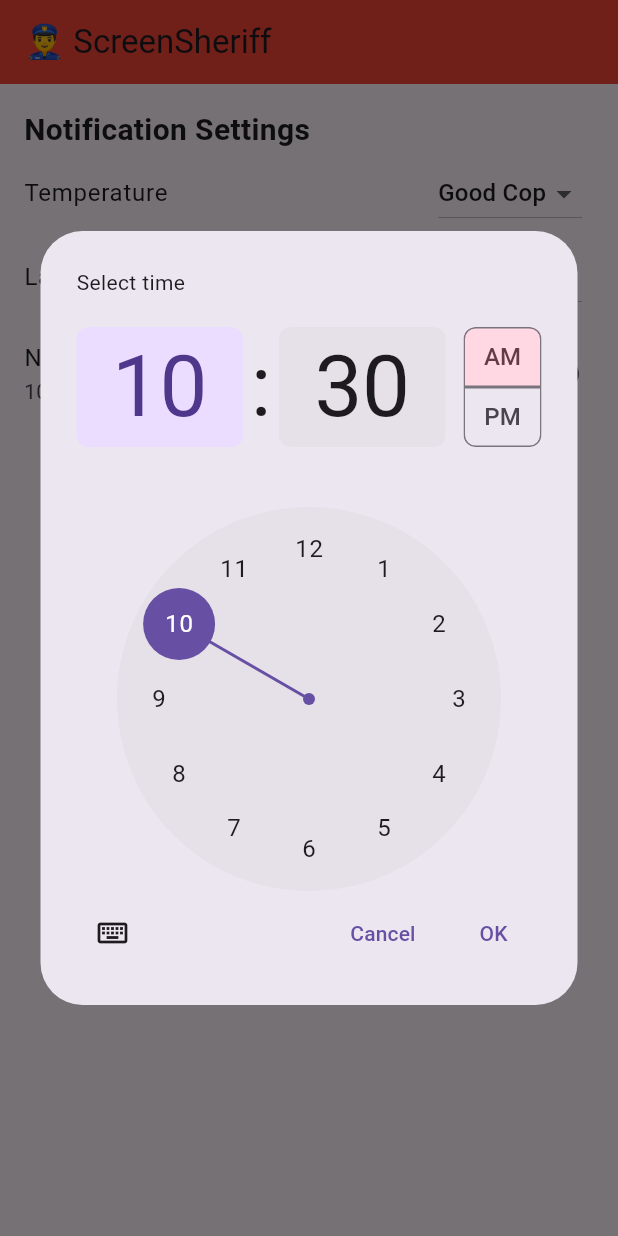
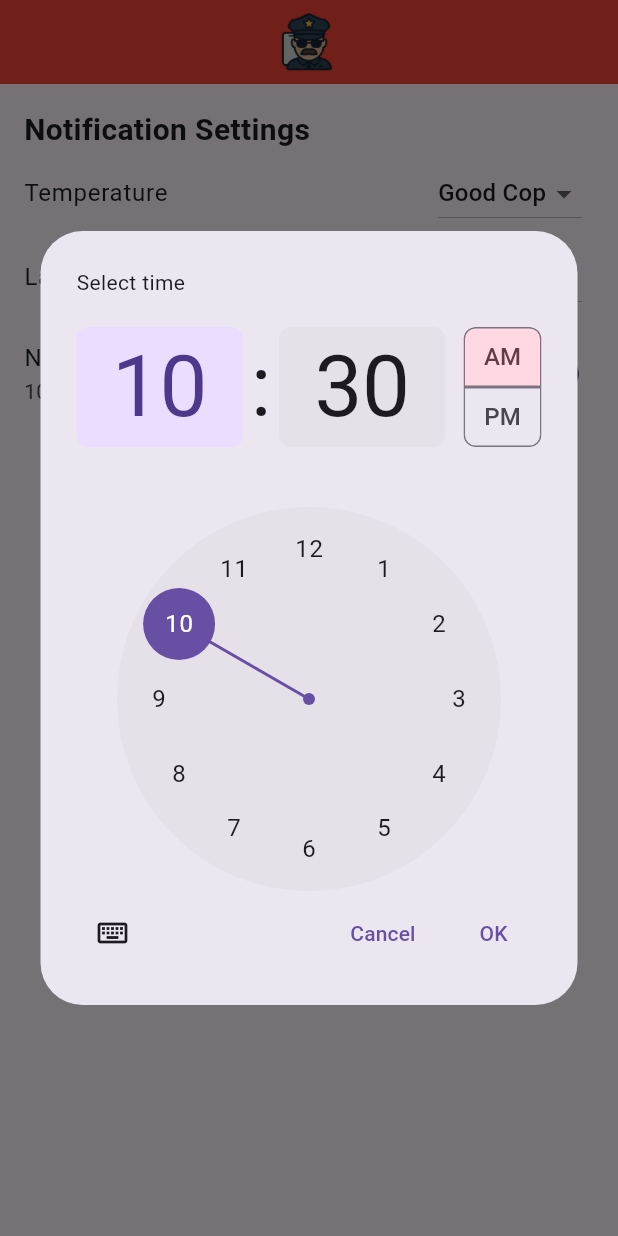
Before and after one commit to fadrny/ScreenSheriff, a Flutter app: the screen it shows after launch, after a tap on "Notification Time", on a phone screen of 412 x 824 dp. Run offline on Flutter 3.47's test engine with Material 3 defaults, Android fonts, the phone set to English and light mode, and no system bars; our stand-ins replace flutter_local_notifications, google_generative_ai, permission_handler, shared_preferences; missing offline and left inert: app_usage.

Commit message:
feat: Enhance app with settings persistence and UI improvements
- Added `shared_preferences` to persist user settings (temperature, language, notification time).
- Implemented loading and saving of settings in `SharedPreferences`.
- Updated UI to reflect saved settings on app start.
- Added ScreenSheriff logo to the app bar.
- Fixed app orientation to portrait mode.

```diff
--- a/lib/main.dart
+++ b/lib/main.dart
@@ -3,7 +3,9 @@ import 'package:flutter/material.dart';
 import 'utils.dart';
 import 'ai_helper.dart';
 import 'package:app_usage/app_usage.dart';
-import 'notification_service.dart'; // Import the notification service
+import 'notification_service.dart';
+import 'package:shared_preferences/shared_preferences.dart';
+import 'package:flutter/services.dart';
 
 void main() => runApp(ScreenSheriffApp());
 
@@ -39,8 +41,30 @@ class ScreenSheriffAppState extends State<ScreenSheriff> {
   @override
   void initState() {
     super.initState();
+    _loadSettings(); // Load settings when the app starts
     requestNotificationPermissions();
     initializeNotifications();
+  }
+
+  // Load settings from SharedPreferences
+  Future<void> _loadSettings() async {
+    final prefs = await SharedPreferences.getInstance();
+    setState(() {
+      _temperature = Temperature.values[prefs.getInt('temperature') ?? Temperature.goodCop.index];
+      _language = Language.values[prefs.getInt('language') ?? Language.czech.index];
+      int hour = prefs.getInt('notificationHour') ?? TimeOfDay.now().hour;
+      int minute = prefs.getInt('notificationMinute') ?? TimeOfDay.now().minute;
+      _notificationTime = TimeOfDay(hour: hour, minute: minute);
+    });
+  }
+
+  // Save settings to SharedPreferences
+  Future<void> _saveSettings() async {
+    final prefs = await SharedPreferences.getInstance();
+    await prefs.setInt('temperature', _temperature.index);
+    await prefs.setInt('language', _language.index);
+    await prefs.setInt('notificationHour', _notificationTime.hour);
+    await prefs.setInt('notificationMinute', _notificationTime.minute);
   }
 
   List<AppUsageInfo> getTopTenApps(List<AppUsageInfo> infos) {
@@ -91,15 +115,27 @@ class ScreenSheriffAppState extends State<ScreenSheriff> {
       setState(() {
         _notificationTime = pickedTime;
       });
+      _saveSettings(); // Save settings when the time is picked
     }
   }
 
   @override
   Widget build(BuildContext context) {
+    SystemChrome.setPreferredOrientations([DeviceOrientation.portraitUp]);
     return Scaffold(
       appBar: AppBar(
-        title: const Text('👮‍♂️ ScreenSheriff'),
+        title: Row(
+          mainAxisAlignment: MainAxisAlignment.center,
+          children: [
+            Image.asset(
+              'assets/images/scsmall.png', // Make sure the path is correct
+              width: 48,
+              height: 48,
+            ),
+          ],
+        ),
         backgroundColor: Colors.red,
+        centerTitle: true, // This line is no longer needed
       ),
       body: ListView(
         children: [
@@ -119,6 +155,7 @@ class ScreenSheriffAppState extends State<ScreenSheriff> {
                 setState(() {
                   _temperature = newValue!;
                 });
+                _saveSettings(); // Save settings when temperature changes
               },
               items: Temperature.values
                   .map<DropdownMenuItem<Temperature>>((Temperature value) {
@@ -139,6 +176,7 @@ class ScreenSheriffAppState extends State<ScreenSheriff> {
                 setState(() {
                   _language = newValue!;
                 });
+                _saveSettings(); // Save settings when language changes
               },
               items: Language.values
                   .map<DropdownMenuItem<Language>>((Language value) {
--- a/pubspec.yaml
+++ b/pubspec.yaml
@@ -38,6 +38,8 @@ dependencies:
   google_generative_ai: ^0.4.6
   flutter_local_notifications: ^19.0.0
   permission_handler: ^11.3.0
+  shared_preferences: ^2.0.0
+  timezone: ^0.10.0
 
 dev_dependencies:
   flutter_test:
@@ -61,6 +63,9 @@ flutter:
   # included with your application, so that you can use the icons in
   # the material Icons class.
   uses-material-design: true
+  assets:
+    - assets/images/
+
 
   # To add assets to your application, add an assets section, like this:
   # assets:
```
Also changed, not shown: assets/images/scsmall.png (added), pubspec.lock.
